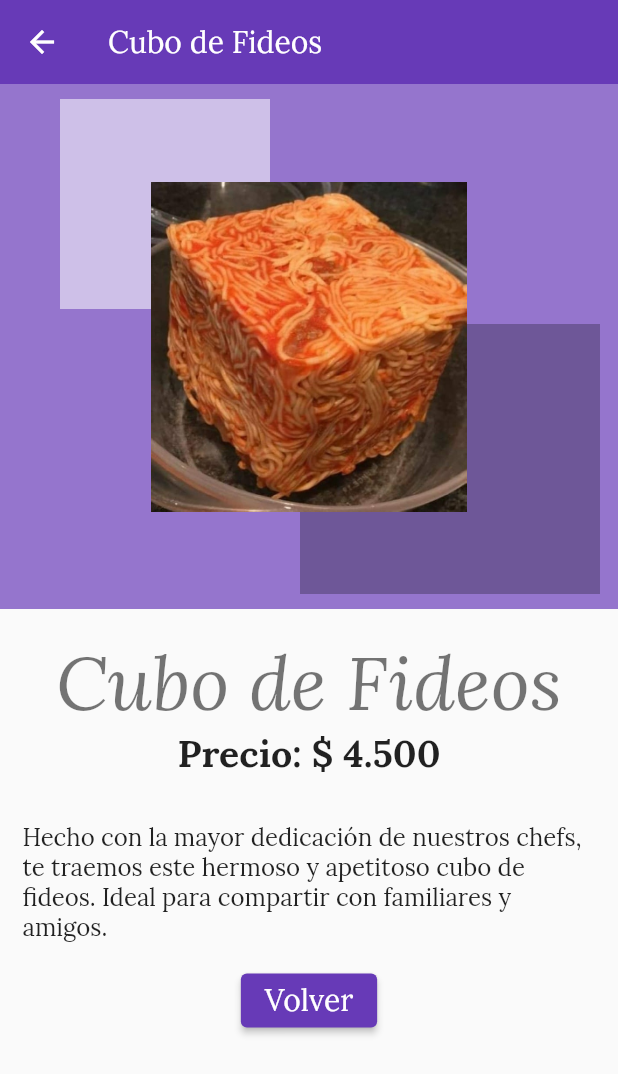
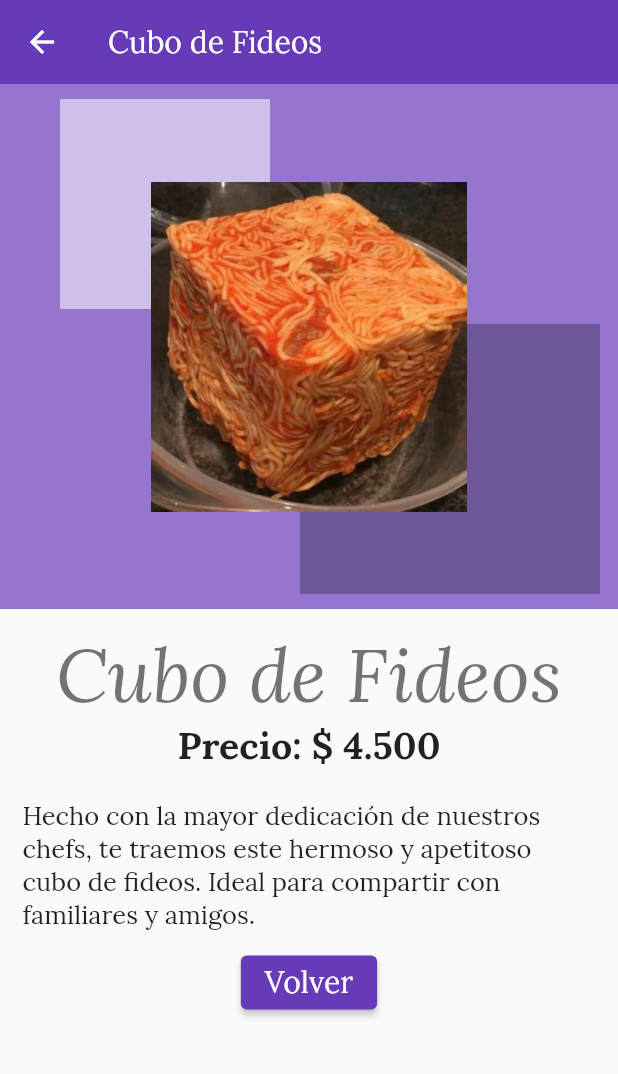
Before and after one commit to dima-RE/dam-t1, a Flutter app: the screen it shows after launch, item 2 of the bottom bar chosen, after a tap on "Ver", on a phone screen of 412 x 824 dp. Shown: the top 1074 px of the screen. Run offline on Flutter 3.47's test engine with Material 2 defaults, Android fonts, the phone set to English and light mode, and no system bars; our stand-ins replace material_design_icons_flutter.

Commit message:
Definicion de 2 menues

```diff
--- a/lib/main.dart
+++ b/lib/main.dart
@@ -1,5 +1,8 @@
 import 'package:flutter/material.dart';
 import 'package:project_02/pages/home_page.dart';
+import 'package:project_02/pages/tabs/nosotros_tab.dart';
+import 'package:project_02/pages/tabs/ubicacion_tab.dart';
+import 'package:project_02/pages/tabs/version_tab.dart';
 import 'package:project_02/widgets/producto_preview.dart';
 
 void main() {
@@ -24,10 +27,19 @@ class MyApp extends StatelessWidget {
           textTheme: const TextTheme(
             headline1: TextStyle(fontSize: 50, fontStyle: FontStyle.italic),
             subtitle1: TextStyle(fontSize: 25, fontWeight: FontWeight.w700),
-            bodyText1: TextStyle(fontSize: 16),
-            bodyText2: TextStyle(fontSize: 20, color: Colors.white),
+            subtitle2: TextStyle(fontSize: 20, fontWeight: FontWeight.w700),
+            bodyText1: TextStyle(fontSize: 20, color: Colors.white),
+            bodyText2: TextStyle(fontSize: 17),
           )),
-      home: RootPage(),
+      //home: RootPage(),
+
+      routes: {
+        '/': (context) => RootPage(),
+        '/Ubicación': (context) => TabUbicacion(),
+        '/Empresa': (context) => TabNosotros(),
+        '/Versión': (context) => TabVersion(),
+      },
+      initialRoute: '/',
     );
   }
 }
--- a/lib/pages/home_page.dart
+++ b/lib/pages/home_page.dart
@@ -43,7 +43,7 @@ class _RootPageState extends State<RootPage> {
       appBar: AppBar(
         backgroundColor: Color(int.parse(pages[curIndex]['color'].toString())),
         leading: Icon(pages[curIndex]['icono'] as IconData),
-        title: Text('Porti: ' + pages[curIndex]['texto'].toString()),
+        title: Text(pages[curIndex]['texto'].toString()),
       ),
       body: pages[curIndex]['pagina'] as Widget,
       bottomNavigationBar: BottomNavigationBar(
--- a/lib/widgets/producto_card.dart
+++ b/lib/widgets/producto_card.dart
@@ -41,12 +41,12 @@ class ProductoCard extends StatelessWidget {
                 ),
                 Text(
                   'Precio: \$ $prec',
-                  style: Theme.of(context).textTheme.bodyText1,
+                  style: Theme.of(context).textTheme.bodyText2,
                 ),
                 ElevatedButton(
                   child: Text(
                     'Ver',
-                    style: Theme.of(context).textTheme.bodyText2,
+                    style: Theme.of(context).textTheme.bodyText1,
                   ),
                   onPressed: () {
                     Navigator.push(
--- a/lib/widgets/producto_preview.dart
+++ b/lib/widgets/producto_preview.dart
@@ -20,7 +20,6 @@ class ProductoPreview extends StatelessWidget {
           title: Text(nom),
           elevation: 0,
         ),
-        //singleChildScroll en caso de que no pueda ser utilizado por toda la pantalla
         body: Container(
           child: Column(
             children: [
@@ -30,7 +29,6 @@ class ProductoPreview extends StatelessWidget {
                   height: 350,
                   color: Colors.deepPurple[300],
                   child: Stack(
-                    //se utiliza para evitar que un elemento de corte fuera del stack
                     clipBehavior: Clip.none,
                     children: [
                       Positioned(
@@ -64,7 +62,7 @@ class ProductoPreview extends StatelessWidget {
                 ),
               ),
               Container(
-                margin: EdgeInsets.all(15),
+                margin: EdgeInsets.symmetric(horizontal: 15, vertical: 10),
                 child: Column(
                   children: [
                     Text(
@@ -79,16 +77,16 @@ class ProductoPreview extends StatelessWidget {
                 ),
               ),
               Container(
-                margin: EdgeInsets.all(15),
+                margin: EdgeInsets.symmetric(horizontal: 15, vertical: 10),
                 child: Text(
                   det,
-                  style: Theme.of(context).textTheme.bodyText1,
+                  style: Theme.of(context).textTheme.bodyText2,
                 ),
               ),
               ElevatedButton(
                 child: Text(
                   'Volver',
-                  style: Theme.of(context).textTheme.bodyText2,
+                  style: Theme.of(context).textTheme.bodyText1,
                 ),
                 onPressed: () {
                   Navigator.pop(context);
@@ -99,30 +97,3 @@ class ProductoPreview extends StatelessWidget {
         ));
   }
 }
-
-//exportar a un archivo DART aparte
-class exampleBox extends StatelessWidget {
-  const exampleBox({
-    required this.color,
-    required this.text,
-    Key? key,
-  }) : super(key: key);
-
-  final int color;
-  final String text;
-
-  @override
-  Widget build(BuildContext context) {
-    return Container(
-      width: 70,
-      height: double.infinity,
-      color: Color(this.color),
-      alignment: Alignment.center,
-      child: Text(
-        this.text,
-        style: TextStyle(
-            fontSize: 16, color: Colors.white, fontWeight: FontWeight.bold),
-      ),
-    );
-  }
-}
```
Also changed, not shown: lib/pages/tabs/menu_tab.dart (+10 -10 lines), lib/pages/tabs/nosotros_tab.dart (added, +51 -0 lines), lib/pages/tabs/ubicacion_tab.dart (added, +51 -0 lines), lib/pages/tabs/version_tab.dart (added, +29 -0 lines), assets/images/empresa/cursedimageschile____CMNV7B9lW3v___.jpg (deleted), assets/images/empresa/cursedimageschile____CMNcDKQFMUP___.jpg (deleted), assets/images/empresa/e1.jpg (deleted), assets/images/empresa/e1.png (added), assets/images/empresa/e2.jpg (added), assets/images/empresa/e3.jpg (added), assets/images/empresa/e4.jpg (added), assets/images/empresa/e5.jpg (added), assets/images/empresa/noided.curseding_CLRy1z1l-4j_1.jpg (deleted), assets/images/empresa/repositorio.impresionante___CJ4k7NBJzEZ___.jpg (deleted).
